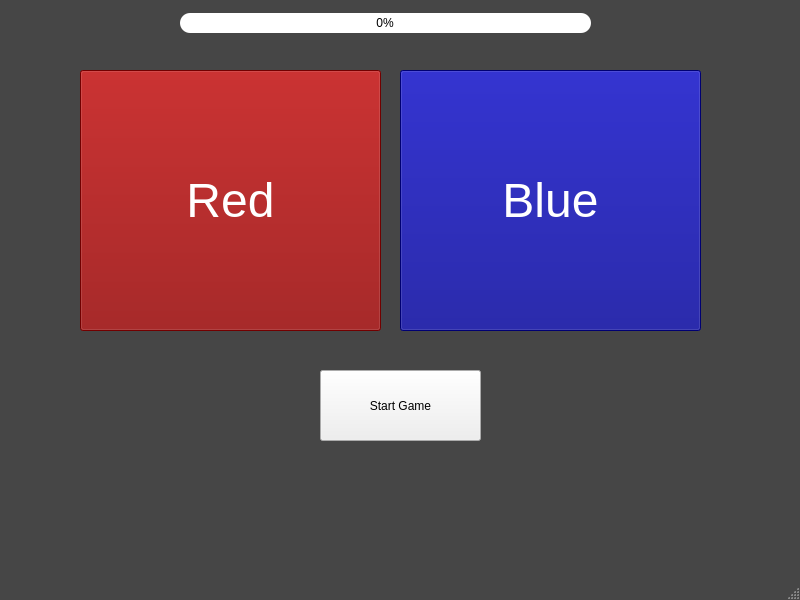
Before: the Qt Designer form Assignment6/mainwindow.ui in aishug18/SimonSaysGame, drawn with Qt 5.
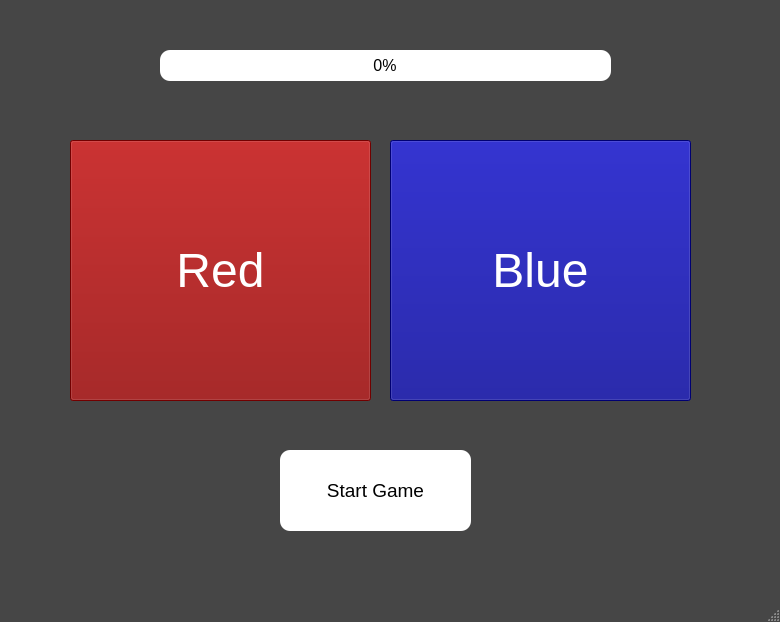
After: the same form once the commit is applied.

```diff
--- a/Assignment6/mainwindow.ui
+++ b/Assignment6/mainwindow.ui
@@ -9,8 +9,8 @@
    <rect>
     <x>0</x>
     <y>0</y>
-    <width>800</width>
-    <height>600</height>
+    <width>780</width>
+    <height>622</height>
    </rect>
   </property>
   <property name="windowTitle">
@@ -28,8 +28,8 @@
     </property>
     <property name="geometry">
      <rect>
-      <x>80</x>
-      <y>70</y>
+      <x>70</x>
+      <y>140</y>
       <width>301</width>
       <height>261</height>
      </rect>
@@ -55,8 +55,8 @@
     </property>
     <property name="geometry">
      <rect>
-      <x>400</x>
-      <y>70</y>
+      <x>390</x>
+      <y>140</y>
       <width>301</width>
       <height>261</height>
      </rect>
@@ -79,12 +79,17 @@
    <widget class="QProgressBar" name="progressBar">
     <property name="geometry">
      <rect>
-      <x>180</x>
-      <y>13</y>
-      <width>411</width>
-      <height>20</height>
+      <x>160</x>
+      <y>50</y>
+      <width>451</width>
+      <height>31</height>
      </rect>
     </property>
+    <property name="font">
+     <font>
+      <pointsize>12</pointsize>
+     </font>
+    </property>
     <property name="autoFillBackground">
      <bool>false</bool>
     </property>
@@ -113,8 +118,8 @@
     </property>
     <property name="geometry">
      <rect>
-      <x>200</x>
-      <y>210</y>
+      <x>190</x>
+      <y>200</y>
       <width>371</width>
       <height>141</height>
      </rect>
@@ -154,12 +159,31 @@
     </property>
     <property name="geometry">
      <rect>
-      <x>320</x>
-      <y>370</y>
-      <width>161</width>
-      <height>71</height>
+      <x>280</x>
+      <y>450</y>
+      <width>191</width>
+      <height>81</height>
      </rect>
     </property>
+    <property name="font">
+     <font>
+      <pointsize>14</pointsize>
+     </font>
+    </property>
+    <property name="styleSheet">
+     <string notr="true">QPushButton {
+	background-color: white;
+	color: black;
+	border-radius: 10px;
+}
+QPushButton:hover {
+	background-color: lightgray;
+}
+
+QPushButton:disabled {
+	background-color: darkgray;
+}</string>
+    </property>
     <property name="text">
      <string>Start Game</string>
     </property>
```
Left out of the diff: 4 changed lines with no effect on the pictures.
